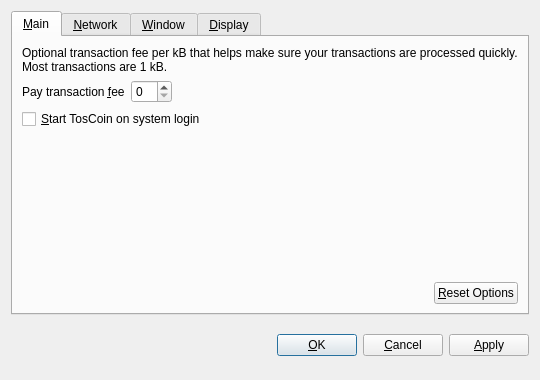
Above: src/qt/forms/optionsdialog.ui from tos-project/TOSC before the change. Below: the same form after it.
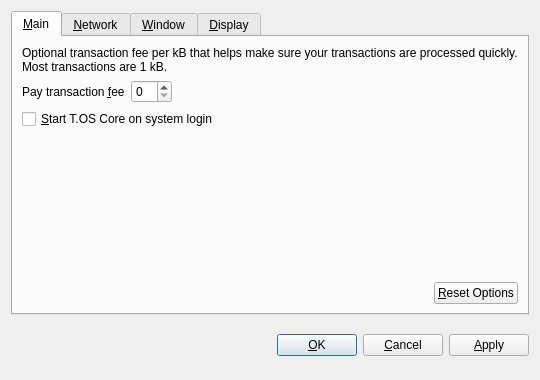
That is the form after the change. Custom widgets are drawn as their Qt base class.

Commit message: qt: Add option to (not) spend unconfirmed change

```diff
--- a/src/qt/forms/optionsdialog.ui
+++ b/src/qt/forms/optionsdialog.ui
@@ -82,7 +82,7 @@
           <string>Automatically start TosCoin after logging in to the system.</string>
          </property>
          <property name="text">
-          <string>&amp;Start TosCoin on system login</string>
+          <string>&amp;Start T.OS Core on system login</string>
          </property>
         </widget>
        </item>
```
Left out of the diff: 10 changed lines with no effect on the pictures.
